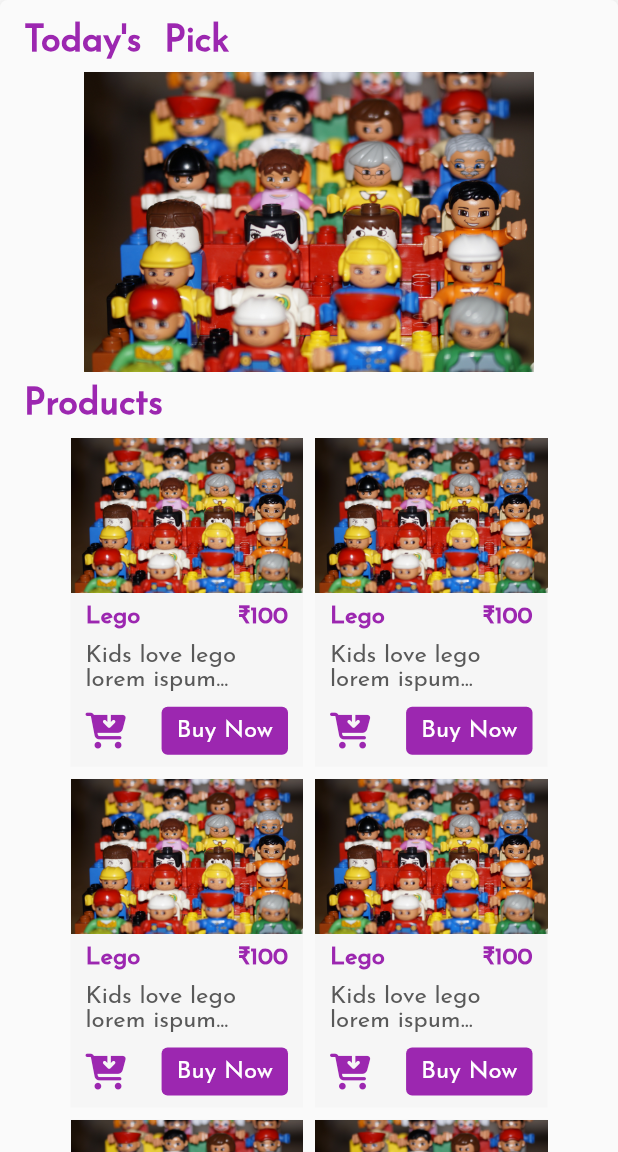
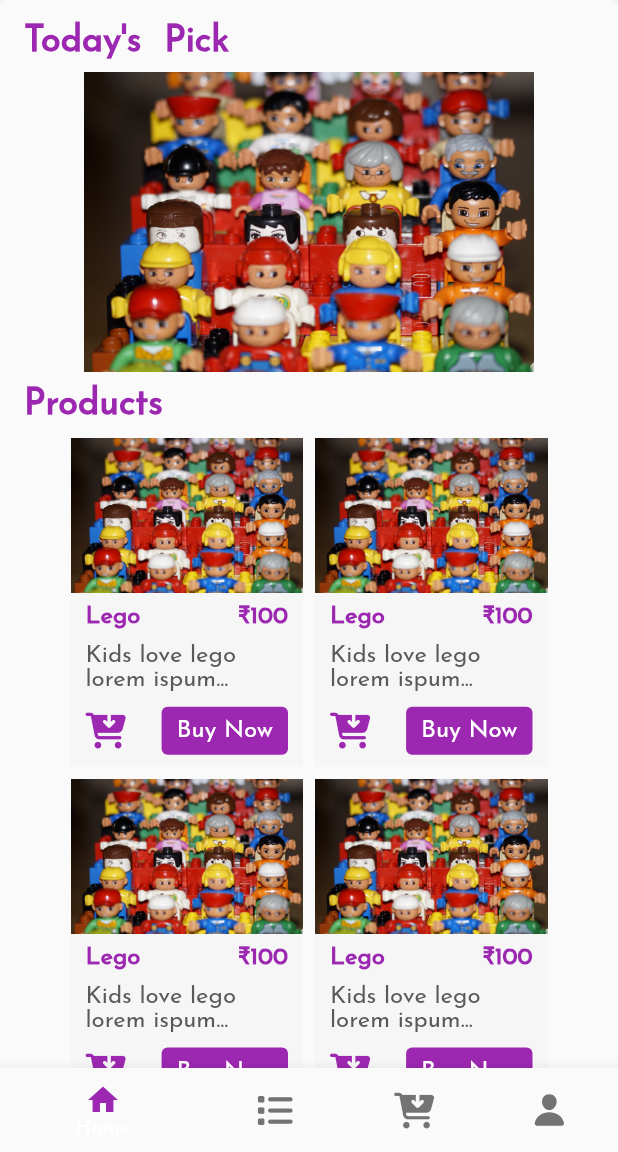
Before and after one commit to Marishwaran99/ToysShop, a Flutter app: the screen it shows after launch, on a phone screen of 412 x 824 dp, the part 84-1236 px from its top. Run offline on Flutter 3.47's test engine with Material 2 defaults, Android fonts, the phone set to English and light mode, and no system bars; our stand-ins replace flutter_icons.

Commit message:
first commit

```diff
--- a/lib/main.dart
+++ b/lib/main.dart
@@ -1,6 +1,9 @@
 import 'package:flutter/material.dart';
 import 'package:flutter_icons/flutter_icons.dart';
+import 'package:toys/cart.dart';
 import 'package:toys/home.dart';
+import 'package:toys/login.dart';
+import 'package:toys/product.dart';
 
 void main() => runApp(MyApp());
 
@@ -53,10 +56,24 @@ class MyHomePage extends StatefulWidget {
 
 class _MyHomePageState extends State<MyHomePage> {
   GlobalKey<ScaffoldState> _scaffoldKey = GlobalKey<ScaffoldState>();
+  int _currentIndex = 0;
+
+  final List<Widget> _children = [
+    Home(),
+    ProductPage(),
+    CartPage(),
+    LoginPage()
+  ];
 
   static final List<String> _listViewData = [
     "Login",
   ];
+
+  void handleTap(int index){
+    setState(() {
+        _currentIndex = index;
+      });
+  }
 
   @override
   Widget build(BuildContext context) {
@@ -167,6 +184,62 @@ class _MyHomePageState extends State<MyHomePage> {
             ),
           ),
         ),
-        body: Home());
+        body: _children[_currentIndex],
+        bottomNavigationBar: BottomNavigationBar(
+          onTap: handleTap,
+          items: [
+            BottomNavigationBarItem(
+              icon: new Icon(
+                Icons.home,
+                color: _currentIndex == 0
+                    ? Theme.of(context).primaryColor
+                    : Colors.black54,
+              ),
+              title: new Text('Home',
+                  style: TextStyle(
+                    color: _currentIndex == 0
+                        ? Theme.of(context).primaryColor
+                        : Colors.black54,
+                  )),
+            ),
+            BottomNavigationBarItem(
+              icon: new Icon(FontAwesome.list,
+                  color: _currentIndex == 1
+                      ? Theme.of(context).primaryColor
+                      : Colors.black54),
+              title: new Text(
+                'Product',
+                style: TextStyle(
+                    color: _currentIndex == 1
+                        ? Theme.of(context).primaryColor
+                        : Colors.black54),
+              ),
+            ),
+            BottomNavigationBarItem(
+                icon: Icon(FontAwesome.cart_arrow_down,
+                    color: _currentIndex == 2
+                        ? Theme.of(context).primaryColor
+                        : Colors.black54),
+                title: Text(
+                  'Cart',
+                  style: TextStyle(
+                      color: _currentIndex == 2
+                          ? Theme.of(context).primaryColor
+                          : Colors.black54),
+                )),
+            BottomNavigationBarItem(
+                icon: Icon(Ionicons.ios_person,
+                    color: _currentIndex == 3
+                        ? Theme.of(context).primaryColor
+                        : Colors.black54),
+                title: Text(
+                  'Profile',
+                  style: TextStyle(
+                      color: _currentIndex == 3
+                          ? Theme.of(context).primaryColor
+                          : Colors.black54),
+                )),
+          ],
+        ));
   }
 }
```
Also changed, not shown: lib/cart.dart (added, +17 -0 lines), lib/login.dart (added, +17 -0 lines), lib/product.dart (added, +17 -0 lines).
